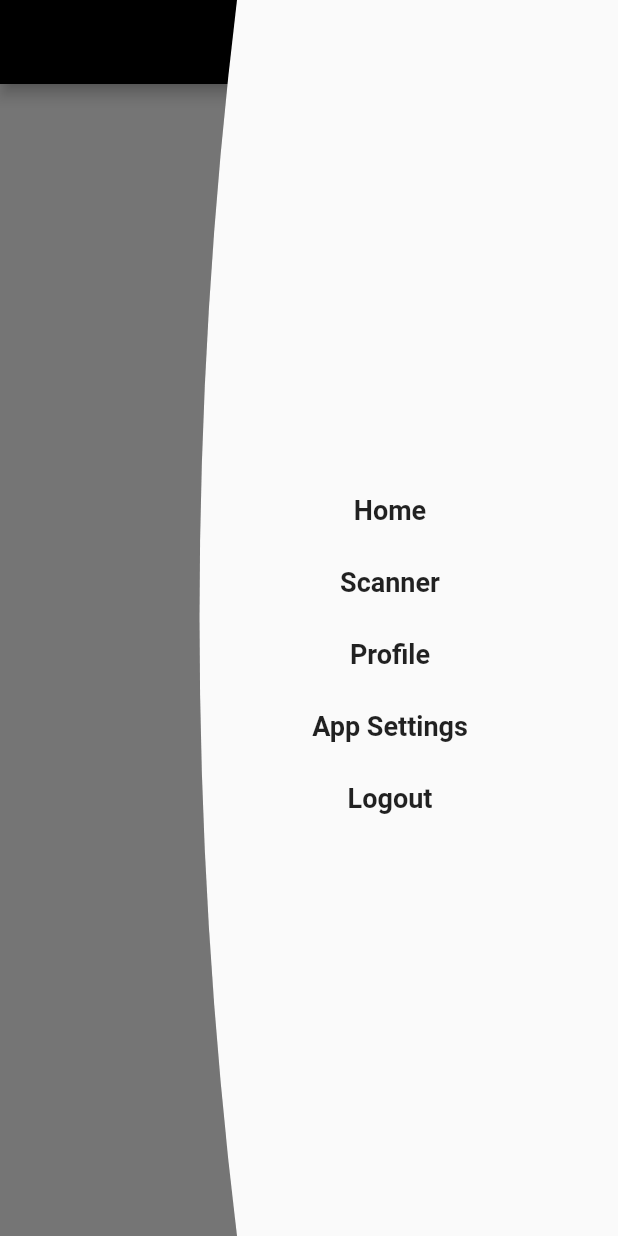
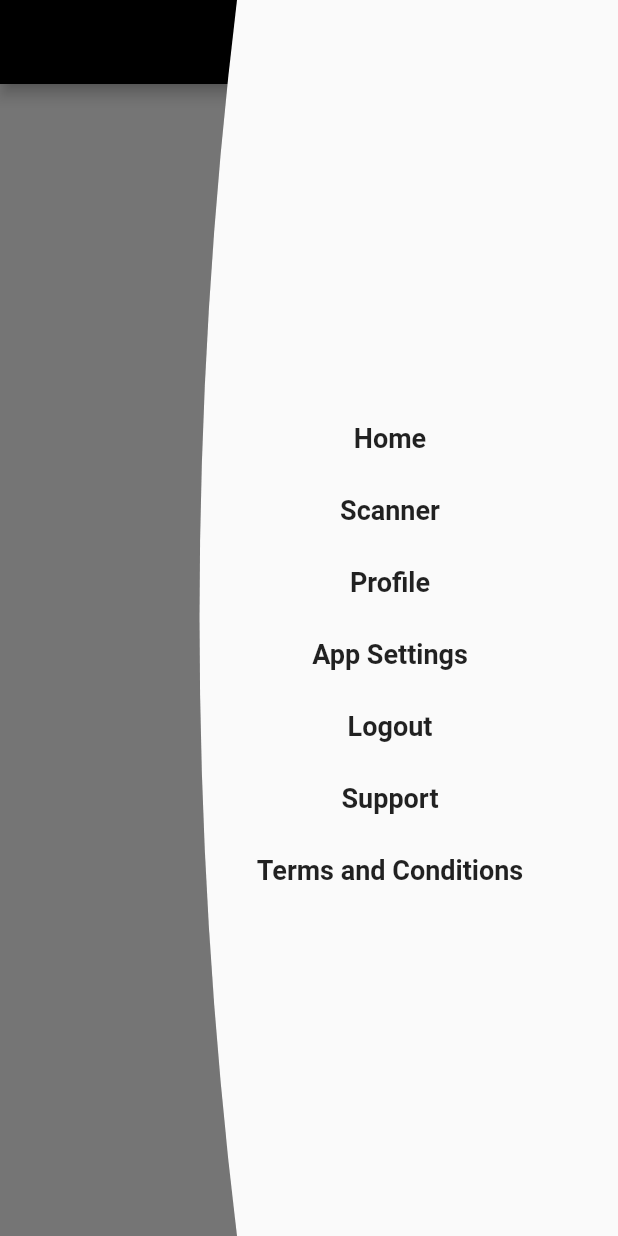
Before and after one commit to Gideon357/Juni-May-Hackathon, a Flutter app: the screen it shows after launch, with the side drawer open, on a phone screen of 412 x 824 dp. Run offline on Flutter 3.47's test engine with Material 2 defaults, Android fonts, the phone set to English and light mode, and no system bars; our stand-ins replace cloud_firestore, firebase_auth, flutter_spinkit, image_picker; missing offline and left inert: cloud_firestore_web, firebase_auth_web, firebase_core_web, firebase_ml_vision, google_sign_in_web; accounts and stored records are empty.

Commit message:
Finish bar

```diff
--- a/lib/widgets/drawer_layout.dart
+++ b/lib/widgets/drawer_layout.dart
@@ -35,6 +35,14 @@ class DrawerLayout extends StatelessWidget {
                 DrawerItem(
                   text: 'Logout',
                   onPressed: () {},
+                ),
+                DrawerItem(
+                  text: 'Support',
+                  onPressed: () {},
+                ),
+                DrawerItem(
+                  text: 'Terms and Conditions',
+                  onPressed: () {},
                 )
               ],
             ),
```
